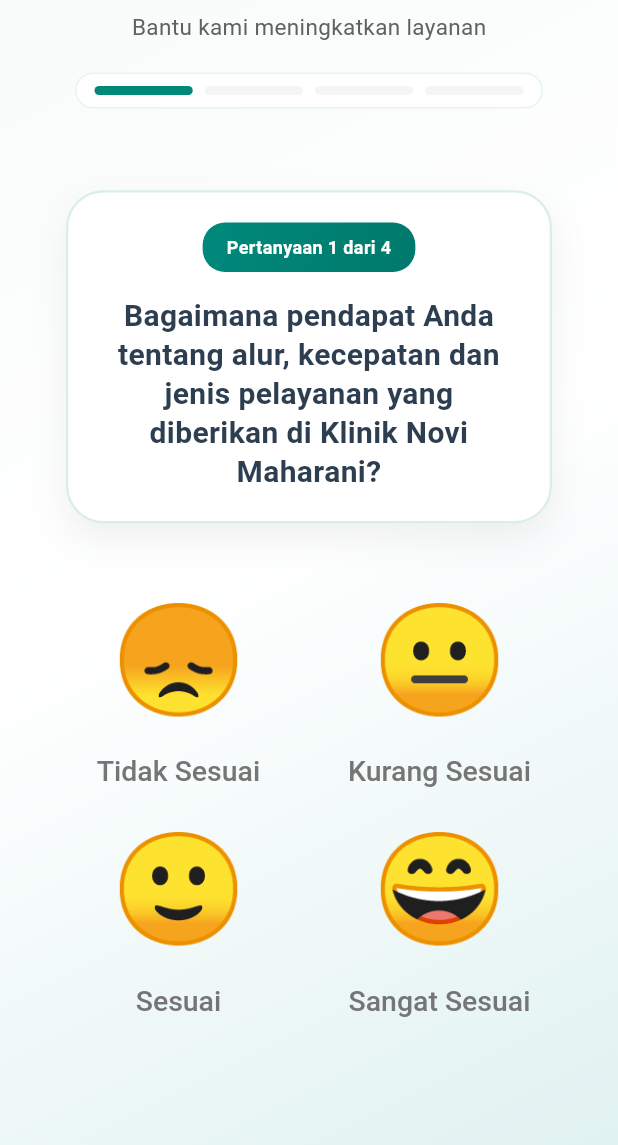
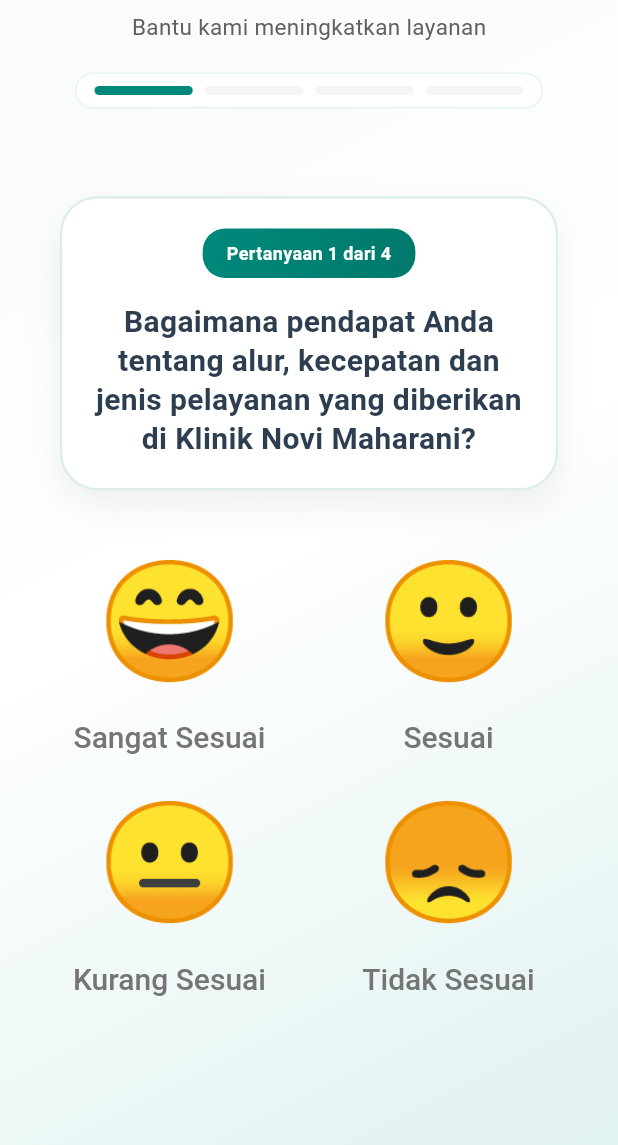
Before and after one commit to Ionic12/survey-kepuasan-pasien-flutter, a Flutter app: the screen it shows after launch, after a tap on "Mulai Survey", on a phone screen of 412 x 824 dp, the part 91-1236 px from its top. Run offline on Flutter 3.47's test engine with Material 3 defaults, Android fonts, the phone set to English and light mode, and no system bars; our stand-ins replace permission_handler, supabase_flutter; missing offline and left inert: dart:html, excel; accounts and stored records are empty.

Commit message:
Implement full web landscape responsiveness across all screens

```diff
--- a/lib/screens/admin_dashboard_screen.dart
+++ b/lib/screens/admin_dashboard_screen.dart
@@ -172,9 +172,6 @@
 
   @override
   Widget build(BuildContext context) {
-    final double screenWidth = MediaQuery.of(context).size.width;
-    final bool isTablet = screenWidth > 600;
-
     return Scaffold(
       body: Container(
         decoration: BoxDecoration(
@@ -190,14 +187,22 @@
           ),
         ),
         child: SafeArea(
-          child: Center(
+          child: LayoutBuilder(
+            builder: (context, constraints) {
+              final bool isWide = constraints.maxWidth > 1000;
+              final bool isTablet = constraints.maxWidth > 600;
+
+              return Center(
                 child: ConstrainedBox(
-              constraints: const BoxConstraints(maxWidth: 900),
+                  constraints: BoxConstraints(maxWidth: isWide ? 1200 : 900),
                   child: Column(
                     children: [
                       // Header
                       Padding(
-                    padding: EdgeInsets.all(isTablet ? 30 : 20),
+                        padding: EdgeInsets.symmetric(
+                          horizontal: isTablet ? 30 : 20,
+                          vertical: 20,
+                        ),
                         child: Row(
                           children: [
                             IconButton(
@@ -232,7 +237,10 @@
                             ),
                             IconButton(
                               onPressed: _isLoading ? null : _loadData,
-                          icon: const Icon(Icons.refresh, color: Colors.white),
+                              icon: const Icon(
+                                Icons.refresh,
+                                color: Colors.white,
+                              ),
                             ),
                           ],
                         ),
@@ -248,11 +256,13 @@
                               )
                             : _responses.isEmpty
                             ? _buildEmptyState()
-                        : _buildContent(isTablet),
+                            : _buildContent(isTablet, isWide),
                       ),
                     ],
                   ),
                 ),
+              );
+            },
           ),
         ),
       ),
@@ -307,15 +317,15 @@
     );
   }
 
-  Widget _buildContent(bool isTablet) {
+  Widget _buildContent(bool isTablet, bool isWide) {
     return SingleChildScrollView(
       child: Padding(
-        padding: const EdgeInsets.all(20),
+        padding: EdgeInsets.all(isTablet ? 20 : 15),
         child: Column(
           crossAxisAlignment: CrossAxisAlignment.start,
           children: [
             // Statistics Cards
-            _buildStatisticsCards(isTablet),
+            _buildStatisticsCards(isTablet, isWide),
 
             const SizedBox(height: 24),
 
@@ -344,7 +354,7 @@
                 style: ElevatedButton.styleFrom(
                   backgroundColor: Colors.white,
                   foregroundColor: Colors.deepPurple.shade700,
-                  padding: const EdgeInsets.symmetric(vertical: 16),
+                  padding: const EdgeInsets.symmetric(vertical: 20),
                   shape: RoundedRectangleBorder(
                     borderRadius: BorderRadius.circular(25),
                   ),
@@ -362,7 +372,7 @@
     );
   }
 
-  Widget _buildStatisticsCards(bool isTablet) {
+  Widget _buildStatisticsCards(bool isTablet, bool isWide) {
     final totalResponses = _stats['total_responses'] ?? 0;
     final avgQ1 = _stats['avg_question_1'] ?? 0.0;
     final avgQ2 = _stats['avg_question_2'] ?? 0.0;
--- a/lib/screens/main_menu_screen.dart
+++ b/lib/screens/main_menu_screen.dart
@@ -9,9 +9,6 @@
 
   @override
   Widget build(BuildContext context) {
-    final double screenWidth = MediaQuery.of(context).size.width;
-    final bool isTablet = screenWidth > 600;
-
     return Scaffold(
       body: Container(
         width: double.infinity,
@@ -24,75 +21,93 @@
           ),
         ),
         child: SafeArea(
-          child: Center(
-            child: ConstrainedBox(
-              constraints: const BoxConstraints(maxWidth: 700),
+          child: LayoutBuilder(
+            builder: (context, constraints) {
+              final bool isWide = constraints.maxWidth > 900;
+              final bool isTablet = constraints.maxWidth > 600;
+
+              return Center(
                 child: SingleChildScrollView(
                   physics: const BouncingScrollPhysics(),
                   child: Padding(
-                  padding: EdgeInsets.symmetric(horizontal: isTablet ? 40 : 20),
+                    padding: EdgeInsets.symmetric(
+                      horizontal: isWide ? 60 : (isTablet ? 40 : 20),
+                      vertical: 20,
+                    ),
                     child: Column(
+                      mainAxisAlignment: MainAxisAlignment.center,
                       children: [
-                      SizedBox(height: isTablet ? 60 : 40),
-                      // Logo or App Name
-                      Container(
-                        padding: EdgeInsets.all(isTablet ? 30 : 20),
-                        decoration: BoxDecoration(
-                          color: Colors.white.withOpacity(0.15),
-                          shape: BoxShape.circle,
-                          border: Border.all(
-                            color: Colors.white.withOpacity(0.3),
-                            width: 2,
+                        SizedBox(height: isWide ? 40 : (isTablet ? 60 : 40)),
+                        // Logo and Title Section
+                        _buildHeader(isWide, isTablet),
+
+                        SizedBox(height: isWide ? 60 : (isTablet ? 80 : 60)),
+
+                        // Menu Options - Responsive Layout
+                        ConstrainedBox(
+                          constraints: BoxConstraints(
+                            maxWidth: isWide ? 1100 : 700,
                           ),
-                        ),
-                        child: Icon(
-                          Icons.local_hospital,
+                          child: isWide
+                              ? Row(
+                                  mainAxisAlignment: MainAxisAlignment.center,
+                                  crossAxisAlignment: CrossAxisAlignment.start,
+                                  children: [
+                                    Expanded(
+                                      child: _buildMenuButton(
+                                        context,
+                                        title: 'Mulai Survey',
+                                        subtitle: 'Beri kami masukan Anda',
+                                        icon: Icons.assignment_outlined,
                                         color: Colors.white,
-                          size: isTablet ? 120 : 80,
-                        ),
-                      ),
-                      SizedBox(height: isTablet ? 40 : 24),
-                      Text(
-                        'KLINIK NOVI MAHARANI',
-                        textAlign: TextAlign.center,
-                        style: TextStyle(
-                          color: Colors.white,
-                          fontSize: isTablet ? 48 : 38,
-                          fontWeight: FontWeight.w900,
-                          letterSpacing: 1.5,
-                          shadows: [
-                            Shadow(
-                              color: Colors.black.withOpacity(0.3),
-                              blurRadius: 10,
-                              offset: const Offset(0, 5),
-                            ),
-                          ],
-                        ),
-                      ),
-                      SizedBox(height: isTablet ? 12 : 8),
-                      Container(
-                        padding: const EdgeInsets.symmetric(
-                          horizontal: 16,
-                          vertical: 6,
-                        ),
-                        decoration: BoxDecoration(
-                          color: Colors.white.withOpacity(0.15),
-                          borderRadius: BorderRadius.circular(20),
-                        ),
-                        child: Text(
-                          'Sistem Survey Kepuasan Pasien',
-                          textAlign: TextAlign.center,
-                          style: TextStyle(
-                            color: Colors.white.withOpacity(0.9),
-                            fontSize: isTablet ? 18 : 14,
-                            fontWeight: FontWeight.w500,
+                                        textColor: const Color(0xFF00796B),
+                                        isTablet: true,
+                                        onTap: () => Navigator.push(
+                                          context,
+                                          MaterialPageRoute(
+                                            builder: (context) =>
+                                                const SurveyScreen(),
                                           ),
                                         ),
                                       ),
-                      SizedBox(height: isTablet ? 80 : 60),
-
-                      // Menu Options
-                      Column(
+                                    ),
+                                    const SizedBox(width: 24),
+                                    Expanded(
+                                      child: _buildMenuButton(
+                                        context,
+                                        title: 'Dashboard Admin',
+                                        subtitle: 'Lihat hasil & statistik',
+                                        icon:
+                                            Icons.dashboard_customize_outlined,
+                                        color: Colors.white.withOpacity(0.2),
+                                        textColor: Colors.white,
+                                        isTablet: true,
+                                        onTap: () => Navigator.push(
+                                          context,
+                                          MaterialPageRoute(
+                                            builder: (context) =>
+                                                const AdminDashboardScreen(),
+                                          ),
+                                        ),
+                                      ),
+                                    ),
+                                    const SizedBox(width: 24),
+                                    Expanded(
+                                      child: _buildMenuButton(
+                                        context,
+                                        title: 'Keluar',
+                                        subtitle: 'Tutup aplikasi',
+                                        icon: Icons.exit_to_app,
+                                        color: Colors.transparent,
+                                        textColor: Colors.white70,
+                                        isOutlined: true,
+                                        isTablet: true,
+                                        onTap: () => _showExitDialog(context),
+                                      ),
+                                    ),
+                                  ],
+                                )
+                              : Column(
                                   children: [
                                     _buildMenuButton(
                                       context,
@@ -102,14 +117,13 @@
                                       color: Colors.white,
                                       textColor: const Color(0xFF00796B),
                                       isTablet: isTablet,
-                            onTap: () {
-                              Navigator.push(
+                                      onTap: () => Navigator.push(
                                         context,
                                         MaterialPageRoute(
-                                  builder: (context) => const SurveyScreen(),
+                                          builder: (context) =>
+                                              const SurveyScreen(),
                                         ),
-                              );
-                            },
+                                      ),
                                     ),
                                     SizedBox(height: isTablet ? 24 : 16),
                                     _buildMenuButton(
@@ -120,15 +134,13 @@
                                       color: Colors.white.withOpacity(0.2),
                                       textColor: Colors.white,
                                       isTablet: isTablet,
-                            onTap: () {
-                              Navigator.push(
+                                      onTap: () => Navigator.push(
                                         context,
                                         MaterialPageRoute(
                                           builder: (context) =>
                                               const AdminDashboardScreen(),
                                         ),
-                              );
-                            },
+                                      ),
                                     ),
                                     SizedBox(height: isTablet ? 24 : 16),
                                     _buildMenuButton(
@@ -140,21 +152,76 @@
                                       textColor: Colors.white70,
                                       isOutlined: true,
                                       isTablet: isTablet,
-                            onTap: () {
-                              _showExitDialog(context);
-                            },
+                                      onTap: () => _showExitDialog(context),
                                     ),
                                   ],
                                 ),
-                      SizedBox(height: isTablet ? 60 : 40),
+                        ),
+                        SizedBox(height: 40),
                       ],
                     ),
                   ),
                 ),
+              );
+            },
           ),
         ),
       ),
+    );
+  }
+
+  Widget _buildHeader(bool isWide, bool isTablet) {
+    return Column(
+      children: [
+        Container(
+          padding: EdgeInsets.all(isWide ? 40 : (isTablet ? 30 : 20)),
+          decoration: BoxDecoration(
+            color: Colors.white.withOpacity(0.15),
+            shape: BoxShape.circle,
+            border: Border.all(color: Colors.white.withOpacity(0.3), width: 2),
           ),
+          child: Icon(
+            Icons.local_hospital,
+            color: Colors.white,
+            size: isWide ? 150 : (isTablet ? 120 : 80),
+          ),
+        ),
+        SizedBox(height: isWide ? 40 : (isTablet ? 40 : 24)),
+        Text(
+          'KLINIK NOVI MAHARANI',
+          textAlign: TextAlign.center,
+          style: TextStyle(
+            color: Colors.white,
+            fontSize: isWide ? 60 : (isTablet ? 48 : 38),
+            fontWeight: FontWeight.w900,
+            letterSpacing: 2.0,
+            shadows: [
+              Shadow(
+                color: Colors.black.withOpacity(0.3),
+                blurRadius: 10,
+                offset: const Offset(0, 5),
+              ),
+            ],
+          ),
+        ),
+        SizedBox(height: 12),
+        Container(
+          padding: const EdgeInsets.symmetric(horizontal: 24, vertical: 8),
+          decoration: BoxDecoration(
+            color: Colors.white.withOpacity(0.15),
+            borderRadius: BorderRadius.circular(20),
+          ),
+          child: Text(
+            'Sistem Survey Kepuasan Pasien',
+            textAlign: TextAlign.center,
+            style: TextStyle(
+              color: Colors.white.withOpacity(0.9),
+              fontSize: isWide ? 22 : (isTablet ? 18 : 14),
+              fontWeight: FontWeight.w500,
+            ),
+          ),
+        ),
+      ],
     );
   }
 
--- a/lib/screens/survey_screen.dart
+++ b/lib/screens/survey_screen.dart
@@ -224,12 +224,26 @@
                       },
                       itemCount: _questions.length,
                       itemBuilder: (context, index) {
+                        return LayoutBuilder(
+                          builder: (context, constraints) {
+                            final bool isTablet = constraints.maxWidth > 500;
+                            final bool isDesktop = constraints.maxWidth > 1000;
+
+                            // Calculate item width based on screen size
+                            // Mobile: 2 columns, Desktop: 4 columns
+                            final double padding = isTablet ? 80 : 40;
+                            final double availableWidth =
+                                constraints.maxWidth - padding;
+                            final int columns = isDesktop ? 4 : 2;
+                            final double itemWidth =
+                                (availableWidth / columns) - 16;
+
                             return Center(
                               child: SingleChildScrollView(
                                 physics: const BouncingScrollPhysics(),
                                 child: Padding(
                                   padding: EdgeInsets.symmetric(
-                                horizontal: isTablet ? 60 : 24,
+                                    horizontal: isTablet ? 40 : 20,
                                     vertical: 20,
                                   ),
                                   child: Column(
@@ -239,48 +253,34 @@
                                         question: _questions[index].question,
                                         questionNumber: index + 1,
                                         totalQuestions: _questions.length,
+                                        isWide: isDesktop,
                                       ),
-                                  SizedBox(height: isTablet ? 60 : 40),
-                                  LayoutBuilder(
-                                    builder: (context, constraints) {
-                                      double spacing = isTablet ? 30 : 16;
-                                      double itemWidth =
-                                          (constraints.maxWidth -
-                                              (spacing * 3)) /
-                                          2;
-
-                                      return Wrap(
-                                        spacing: spacing,
-                                        runSpacing: spacing,
+                                      const SizedBox(height: 32),
+                                      ConstrainedBox(
+                                        constraints: BoxConstraints(
+                                          maxWidth: isDesktop ? 1000 : 700,
+                                        ),
+                                        child: Wrap(
                                           alignment: WrapAlignment.center,
+                                          spacing: 16,
+                                          runSpacing: 16,
                                           children: [
                                             SizedBox(
                                               width: itemWidth,
                                               child: EmojiButton(
-                                              rating: RatingLevel.tidakSesuai,
-                                              isSelected:
-                                                  _questions[index]
-                                                      .selectedRating ==
-                                                  RatingLevel.tidakSesuai.value,
-                                              onTap: () => _selectRating(
-                                                index,
-                                                RatingLevel.tidakSesuai.value,
-                                              ),
-                                            ),
-                                          ),
-                                          SizedBox(
-                                            width: itemWidth,
-                                            child: EmojiButton(
-                                              rating: RatingLevel.kurangSesuai,
+                                                rating:
+                                                    RatingLevel.sangatSesuai,
                                                 isSelected:
                                                     _questions[index]
                                                         .selectedRating ==
                                                     RatingLevel
-                                                      .kurangSesuai
+                                                        .sangatSesuai
                                                         .value,
                                                 onTap: () => _selectRating(
                                                   index,
-                                                RatingLevel.kurangSesuai.value,
+                                                  RatingLevel
+                                                      .sangatSesuai
+                                                      .value,
                                                 ),
                                               ),
                                             ),
@@ -301,28 +301,48 @@
                                             SizedBox(
                                               width: itemWidth,
                                               child: EmojiButton(
-                                              rating: RatingLevel.sangatSesuai,
+                                                rating:
+                                                    RatingLevel.kurangSesuai,
                                                 isSelected:
                                                     _questions[index]
                                                         .selectedRating ==
                                                     RatingLevel
-                                                      .sangatSesuai
+                                                        .kurangSesuai
                                                         .value,
                                                 onTap: () => _selectRating(
                                                   index,
-                                                RatingLevel.sangatSesuai.value,
+                                                  RatingLevel
+                                                      .kurangSesuai
+                                                      .value,
+                                                ),
+                                              ),
+                                            ),
+                                            SizedBox(
+                                              width: itemWidth,
+                                              child: EmojiButton(
+                                                rating: RatingLevel.tidakSesuai,
+                                                isSelected:
+                                                    _questions[index]
+                                                        .selectedRating ==
+                                                    RatingLevel
+                                                        .tidakSesuai
+                                                        .value,
+                                                onTap: () => _selectRating(
+                                                  index,
+                                                  RatingLevel.tidakSesuai.value,
                                                 ),
                                               ),
                                             ),
                                           ],
-                                      );
-                                    },
                                         ),
-                                  const SizedBox(height: 30),
+                                      ),
+                                      const SizedBox(height: 40),
                                     ],
                                   ),
                                 ),
                               ),
+                            );
+                          },
                         );
                       },
                     ),
--- a/lib/widgets/question_card.dart
+++ b/lib/widgets/question_card.dart
@@ -5,11 +5,14 @@
   final int questionNumber;
   final int totalQuestions;
 
+  final bool isWide;
+
   const QuestionCard({
     Key? key,
     required this.question,
     required this.questionNumber,
     required this.totalQuestions,
+    this.isWide = false,
   }) : super(key: key);
 
   @override
@@ -19,7 +22,7 @@
 
     return Center(
       child: ConstrainedBox(
-        constraints: const BoxConstraints(maxWidth: 650),
+        constraints: BoxConstraints(maxWidth: isWide ? 900 : 650),
         child: Container(
           margin: EdgeInsets.symmetric(horizontal: isTablet ? 40 : 20),
           padding: EdgeInsets.all(isTablet ? 30 : 20),
```
Lines whose indentation alone changed are shown as unchanged.
